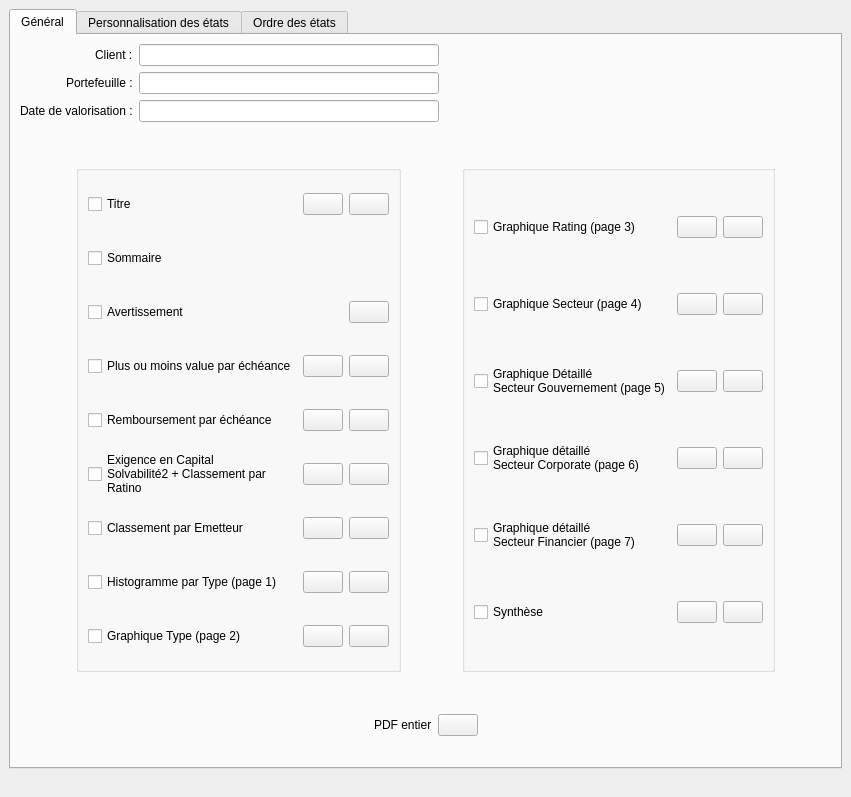
baptiste-pasquier/eurocorporate, file Gestionnaires/GestionnaireEtat.ui: the form before one commit.
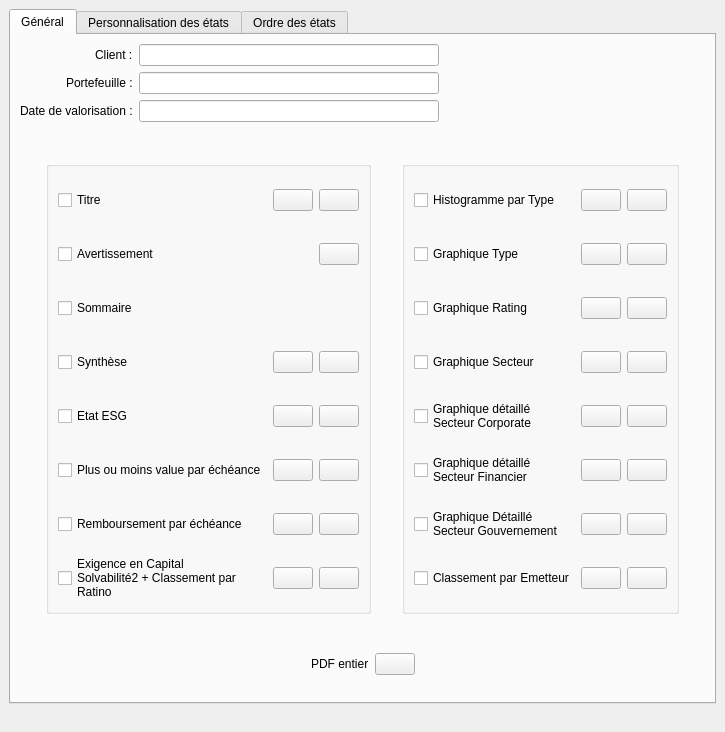
The form after the commit. Icons and pictures are not drawn.

```diff
--- a/Gestionnaires/GestionnaireEtat.ui
+++ b/Gestionnaires/GestionnaireEtat.ui
@@ -9,8 +9,8 @@
    <rect>
     <x>0</x>
     <y>0</y>
-    <width>851</width>
-    <height>797</height>
+    <width>725</width>
+    <height>732</height>
    </rect>
   </property>
   <property name="windowTitle">
@@ -164,8 +164,8 @@
              </property>
              <item>
               <layout class="QGridLayout" name="gridLayout_2">
-               <item row="3" column="0">
-                <widget class="QCheckBox" name="cb_echeplus">
+               <item row="8" column="0">
+                <widget class="QCheckBox" name="cb_exigence">
                  <property name="minimumSize">
                   <size>
                    <width>0</width>
@@ -173,12 +173,14 @@
                   </size>
                  </property>
                  <property name="text">
-                  <string>Plus ou moins value par échéance</string>
+                  <string>Exigence en Capital 
+Solvabilité2 + Classement par 
+Ratino</string>
                  </property>
                 </widget>
                </item>
-               <item row="6" column="2">
-                <widget class="QPushButton" name="btn_emetteurPDF">
+               <item row="0" column="2">
+                <widget class="QPushButton" name="btn_titrePDF">
                  <property name="toolTip">
                   <string>Générer un fichier PDF</string>
                  </property>
@@ -200,30 +202,122 @@
                  </property>
                 </widget>
                </item>
-               <item row="7" column="1">
-                <widget class="QPushButton" name="btn_histoType">
-                 <property name="toolTip">
-                  <string>Prévisualiser dans Access</string>
-                 </property>
-                 <property name="whatsThis">
-                  <string/>
-                 </property>
-                 <property name="text">
-                  <string/>
-                 </property>
-                 <property name="icon">
-                  <iconset resource="../ressources.qrc">
-                   <normaloff>:/ressources/img/view-48.png</normaloff>:/ressources/img/view-48.png</iconset>
-                 </property>
-                 <property name="iconSize">
-                  <size>
-                   <width>30</width>
-                   <height>30</height>
-                  </size>
-                 </property>
-                </widget>
-               </item>
                <item row="3" column="2">
+                <widget class="QPushButton" name="btn_synthesePDF">
+                 <property name="toolTip">
+                  <string>Générer un fichier PDF</string>
+                 </property>
+                 <property name="whatsThis">
+                  <string/>
+                 </property>
+                 <property name="text">
+                  <string/>
+                 </property>
+                 <property name="icon">
+                  <iconset resource="../ressources.qrc">
+                   <normaloff>:/ressources/img/pdf-48.png</normaloff>:/ressources/img/pdf-48.png</iconset>
+                 </property>
+                 <property name="iconSize">
+                  <size>
+                   <width>30</width>
+                   <height>30</height>
+                  </size>
+                 </property>
+                </widget>
+               </item>
+               <item row="1" column="2">
+                <widget class="QPushButton" name="btn_avertissementPDF">
+                 <property name="toolTip">
+                  <string>Ouvrir le fichier PDF</string>
+                 </property>
+                 <property name="whatsThis">
+                  <string/>
+                 </property>
+                 <property name="text">
+                  <string/>
+                 </property>
+                 <property name="icon">
+                  <iconset resource="../ressources.qrc">
+                   <normaloff>:/ressources/img/pdf-48.png</normaloff>:/ressources/img/pdf-48.png</iconset>
+                 </property>
+                 <property name="iconSize">
+                  <size>
+                   <width>30</width>
+                   <height>30</height>
+                  </size>
+                 </property>
+                </widget>
+               </item>
+               <item row="3" column="1">
+                <widget class="QPushButton" name="btn_synthese">
+                 <property name="toolTip">
+                  <string>Prévisualiser dans Access</string>
+                 </property>
+                 <property name="whatsThis">
+                  <string/>
+                 </property>
+                 <property name="text">
+                  <string/>
+                 </property>
+                 <property name="icon">
+                  <iconset resource="../ressources.qrc">
+                   <normaloff>:/ressources/img/view-48.png</normaloff>:/ressources/img/view-48.png</iconset>
+                 </property>
+                 <property name="iconSize">
+                  <size>
+                   <width>30</width>
+                   <height>30</height>
+                  </size>
+                 </property>
+                </widget>
+               </item>
+               <item row="8" column="2">
+                <widget class="QPushButton" name="btn_exigencePDF">
+                 <property name="toolTip">
+                  <string>Générer un fichier PDF</string>
+                 </property>
+                 <property name="whatsThis">
+                  <string/>
+                 </property>
+                 <property name="text">
+                  <string/>
+                 </property>
+                 <property name="icon">
+                  <iconset resource="../ressources.qrc">
+                   <normaloff>:/ressources/img/pdf-48.png</normaloff>:/ressources/img/pdf-48.png</iconset>
+                 </property>
+                 <property name="iconSize">
+                  <size>
+                   <width>30</width>
+                   <height>30</height>
+                  </size>
+                 </property>
+                </widget>
+               </item>
+               <item row="7" column="1">
+                <widget class="QPushButton" name="btn_echeancier">
+                 <property name="toolTip">
+                  <string>Prévisualiser dans Access</string>
+                 </property>
+                 <property name="whatsThis">
+                  <string/>
+                 </property>
+                 <property name="text">
+                  <string/>
+                 </property>
+                 <property name="icon">
+                  <iconset resource="../ressources.qrc">
+                   <normaloff>:/ressources/img/view-48.png</normaloff>:/ressources/img/view-48.png</iconset>
+                 </property>
+                 <property name="iconSize">
+                  <size>
+                   <width>30</width>
+                   <height>30</height>
+                  </size>
+                 </property>
+                </widget>
+               </item>
+               <item row="6" column="2">
                 <widget class="QPushButton" name="btn_echeplusPDF">
                  <property name="toolTip">
                   <string>Générer un fichier PDF</string>
@@ -246,43 +340,7 @@
                  </property>
                 </widget>
                </item>
-               <item row="8" column="0">
-                <widget class="QCheckBox" name="cb_gType">
-                 <property name="minimumSize">
-                  <size>
-                   <width>0</width>
-                   <height>48</height>
-                  </size>
-                 </property>
-                 <property name="text">
-                  <string>Graphique Type (page 2)</string>
-                 </property>
-                </widget>
-               </item>
-               <item row="4" column="2">
-                <widget class="QPushButton" name="btn_echeancierPDF">
-                 <property name="toolTip">
-                  <string>Générer un fichier PDF</string>
-                 </property>
-                 <property name="whatsThis">
-                  <string/>
-                 </property>
-                 <property name="text">
-                  <string/>
-                 </property>
-                 <property name="icon">
-                  <iconset resource="../ressources.qrc">
-                   <normaloff>:/ressources/img/pdf-48.png</normaloff>:/ressources/img/pdf-48.png</iconset>
-                 </property>
-                 <property name="iconSize">
-                  <size>
-                   <width>30</width>
-                   <height>30</height>
-                  </size>
-                 </property>
-                </widget>
-               </item>
-               <item row="5" column="1">
+               <item row="8" column="1">
                 <widget class="QPushButton" name="btn_exigence">
                  <property name="toolTip">
                   <string>Prévisualiser dans Access</string>
@@ -305,44 +363,8 @@
                  </property>
                 </widget>
                </item>
-               <item row="0" column="0">
-                <widget class="QCheckBox" name="cb_titre">
-                 <property name="minimumSize">
-                  <size>
-                   <width>0</width>
-                   <height>48</height>
-                  </size>
-                 </property>
-                 <property name="text">
-                  <string>Titre</string>
-                 </property>
-                </widget>
-               </item>
-               <item row="8" column="1">
-                <widget class="QPushButton" name="btn_gType">
-                 <property name="toolTip">
-                  <string>Prévisualiser dans Access</string>
-                 </property>
-                 <property name="whatsThis">
-                  <string/>
-                 </property>
-                 <property name="text">
-                  <string/>
-                 </property>
-                 <property name="icon">
-                  <iconset resource="../ressources.qrc">
-                   <normaloff>:/ressources/img/view-48.png</normaloff>:/ressources/img/view-48.png</iconset>
-                 </property>
-                 <property name="iconSize">
-                  <size>
-                   <width>30</width>
-                   <height>30</height>
-                  </size>
-                 </property>
-                </widget>
-               </item>
                <item row="7" column="2">
-                <widget class="QPushButton" name="btn_histoTypePDF">
+                <widget class="QPushButton" name="btn_echeancierPDF">
                  <property name="toolTip">
                   <string>Générer un fichier PDF</string>
                  </property>
@@ -364,43 +386,46 @@
                  </property>
                 </widget>
                </item>
+               <item row="6" column="0">
+                <widget class="QCheckBox" name="cb_echeplus">
+                 <property name="minimumSize">
+                  <size>
+                   <width>0</width>
+                   <height>48</height>
+                  </size>
+                 </property>
+                 <property name="text">
+                  <string>Plus ou moins value par échéance</string>
+                 </property>
+                </widget>
+               </item>
+               <item row="1" column="0">
+                <widget class="QCheckBox" name="cb_avertissement">
+                 <property name="minimumSize">
+                  <size>
+                   <width>0</width>
+                   <height>48</height>
+                  </size>
+                 </property>
+                 <property name="text">
+                  <string>Avertissement</string>
+                 </property>
+                </widget>
+               </item>
+               <item row="3" column="0">
+                <widget class="QCheckBox" name="cb_synthese">
+                 <property name="minimumSize">
+                  <size>
+                   <width>0</width>
+                   <height>48</height>
+                  </size>
+                 </property>
+                 <property name="text">
+                  <string>Synthèse</string>
+                 </property>
+                </widget>
+               </item>
                <item row="6" column="1">
-                <widget class="QPushButton" name="btn_emetteur">
-                 <property name="toolTip">
-                  <string>Prévisualiser dans Access</string>
-                 </property>
-                 <property name="whatsThis">
-                  <string/>
-                 </property>
-                 <property name="text">
-                  <string/>
-                 </property>
-                 <property name="icon">
-                  <iconset resource="../ressources.qrc">
-                   <normaloff>:/ressources/img/view-48.png</normaloff>:/ressources/img/view-48.png</iconset>
-                 </property>
-                 <property name="iconSize">
-                  <size>
-                   <width>30</width>
-                   <height>30</height>
-                  </size>
-                 </property>
-                </widget>
-               </item>
-               <item row="7" column="0">
-                <widget class="QCheckBox" name="cb_histoType">
-                 <property name="minimumSize">
-                  <size>
-                   <width>0</width>
-                   <height>48</height>
-                  </size>
-                 </property>
-                 <property name="text">
-                  <string>Histogramme par Type (page 1)</string>
-                 </property>
-                </widget>
-               </item>
-               <item row="3" column="1">
                 <widget class="QPushButton" name="btn_echeplus">
                  <property name="toolTip">
                   <string>Prévisualiser dans Access</string>
@@ -423,7 +448,43 @@
                  </property>
                 </widget>
                </item>
-               <item row="1" column="0">
+               <item row="0" column="1">
+                <widget class="QPushButton" name="btn_titre">
+                 <property name="toolTip">
+                  <string>Prévisualiser dans Access</string>
+                 </property>
+                 <property name="whatsThis">
+                  <string/>
+                 </property>
+                 <property name="text">
+                  <string/>
+                 </property>
+                 <property name="icon">
+                  <iconset resource="../ressources.qrc">
+                   <normaloff>:/ressources/img/view-48.png</normaloff>:/ressources/img/view-48.png</iconset>
+                 </property>
+                 <property name="iconSize">
+                  <size>
+                   <width>30</width>
+                   <height>30</height>
+                  </size>
+                 </property>
+                </widget>
+               </item>
+               <item row="0" column="0">
+                <widget class="QCheckBox" name="cb_titre">
+                 <property name="minimumSize">
+                  <size>
+                   <width>0</width>
+                   <height>48</height>
+                  </size>
+                 </property>
+                 <property name="text">
+                  <string>Titre</string>
+                 </property>
+                </widget>
+               </item>
+               <item row="2" column="0">
                 <widget class="QCheckBox" name="cb_sommaire">
                  <property name="minimumSize">
                   <size>
@@ -436,53 +497,7 @@
                  </property>
                 </widget>
                </item>
-               <item row="4" column="1">
-                <widget class="QPushButton" name="btn_echeancier">
-                 <property name="toolTip">
-                  <string>Prévisualiser dans Access</string>
-                 </property>
-                 <property name="whatsThis">
-                  <string/>
-                 </property>
-                 <property name="text">
-                  <string/>
-                 </property>
-                 <property name="icon">
-                  <iconset resource="../ressources.qrc">
-                   <normaloff>:/ressources/img/view-48.png</normaloff>:/ressources/img/view-48.png</iconset>
-                 </property>
-                 <property name="iconSize">
-                  <size>
-                   <width>30</width>
-                   <height>30</height>
-                  </size>
-                 </property>
-                </widget>
-               </item>
-               <item row="5" column="2">
-                <widget class="QPushButton" name="btn_exigencePDF">
-                 <property name="toolTip">
-                  <string>Générer un fichier PDF</string>
-                 </property>
-                 <property name="whatsThis">
-                  <string/>
-                 </property>
-                 <property name="text">
-                  <string/>
-                 </property>
-                 <property name="icon">
-                  <iconset resource="../ressources.qrc">
-                   <normaloff>:/ressources/img/pdf-48.png</normaloff>:/ressources/img/pdf-48.png</iconset>
-                 </property>
-                 <property name="iconSize">
-                  <size>
-                   <width>30</width>
-                   <height>30</height>
-                  </size>
-                 </property>
-                </widget>
-               </item>
-               <item row="4" column="0">
+               <item row="7" column="0">
                 <widget class="QCheckBox" name="cb_echeancier">
                  <property name="minimumSize">
                   <size>
@@ -495,8 +510,8 @@
                  </property>
                 </widget>
                </item>
-               <item row="6" column="0">
-                <widget class="QCheckBox" name="cb_emetteur">
+               <item row="4" column="0">
+                <widget class="QCheckBox" name="cb_synthese_2">
                  <property name="minimumSize">
                   <size>
                    <width>0</width>
@@ -504,63 +519,12 @@
                   </size>
                  </property>
                  <property name="text">
-                  <string>Classement par Emetteur</string>
+                  <string>Etat ESG</string>
                  </property>
                 </widget>
                </item>
-               <item row="5" column="0">
-                <widget class="QCheckBox" name="cb_exigence">
-                 <property name="minimumSize">
-                  <size>
-                   <width>0</width>
-                   <height>48</height>
-                  </size>
-                 </property>
-                 <property name="text">
-                  <string>Exigence en Capital 
-Solvabilité2 + Classement par 
-Ratino</string>
-                 </property>
-                </widget>
-               </item>
-               <item row="8" column="2">
-                <widget class="QPushButton" name="btn_gTypePDF">
-                 <property name="toolTip">
-                  <string>Générer un fichier PDF</string>
-                 </property>
-                 <property name="whatsThis">
-                  <string/>
-                 </property>
-                 <property name="text">
-                  <string/>
-                 </property>
-                 <property name="icon">
-                  <iconset resource="../ressources.qrc">
-                   <normaloff>:/ressources/img/pdf-48.png</normaloff>:/ressources/img/pdf-48.png</iconset>
-                 </property>
-                 <property name="iconSize">
-                  <size>
-                   <width>30</width>
-                   <height>30</height>
-                  </size>
-                 </property>
-                </widget>
-               </item>
-               <item row="2" column="0">
-                <widget class="QCheckBox" name="cb_avertissement">
-                 <property name="minimumSize">
-                  <size>
-                   <width>0</width>
-                   <height>48</height>
-                  </size>
-                 </property>
-                 <property name="text">
-                  <string>Avertissement</string>
-                 </property>
-                </widget>
-               </item>
-               <item row="0" column="1">
-                <widget class="QPushButton" name="btn_titre">
+               <item row="4" column="1">
+                <widget class="QPushButton" name="btn_ESG">
                  <property name="toolTip">
                   <string>Prévisualiser dans Access</string>
                  </property>
@@ -582,8 +546,8 @@
                  </property>
                 </widget>
                </item>
-               <item row="0" column="2">
-                <widget class="QPushButton" name="btn_titrePDF">
+               <item row="4" column="2">
+                <widget class="QPushButton" name="btn_ESGPDF">
                  <property name="toolTip">
                   <string>Générer un fichier PDF</string>
                  </property>
@@ -605,29 +569,6 @@
                  </property>
                 </widget>
                </item>
-               <item row="2" column="2">
-                <widget class="QPushButton" name="btn_avertissementPDF">
-                 <property name="toolTip">
-                  <string>Ouvrir le fichier PDF</string>
-                 </property>
-                 <property name="whatsThis">
-                  <string/>
-                 </property>
-                 <property name="text">
-                  <string/>
-                 </property>
-                 <property name="icon">
-                  <iconset resource="../ressources.qrc">
-                   <normaloff>:/ressources/img/pdf-48.png</normaloff>:/ressources/img/pdf-48.png</iconset>
-                 </property>
-                 <property name="iconSize">
-                  <size>
-                   <width>30</width>
-                   <height>30</height>
-                  </size>
-                 </property>
-                </widget>
-               </item>
               </layout>
              </item>
             </layout>
@@ -654,43 +595,7 @@
             <layout class="QHBoxLayout" name="horizontalLayout_3">
              <item>
               <layout class="QGridLayout" name="gridLayout_7">
-               <item row="0" column="0">
-                <widget class="QCheckBox" name="cb_gRating">
-                 <property name="minimumSize">
-                  <size>
-                   <width>0</width>
-                   <height>48</height>
-                  </size>
-                 </property>
-                 <property name="text">
-                  <string>Graphique Rating (page 3)</string>
-                 </property>
-                </widget>
-               </item>
-               <item row="0" column="1">
-                <widget class="QPushButton" name="btn_gRating">
-                 <property name="toolTip">
-                  <string>Prévisualiser dans Access</string>
-                 </property>
-                 <property name="whatsThis">
-                  <string/>
-                 </property>
-                 <property name="text">
-                  <string/>
-                 </property>
-                 <property name="icon">
-                  <iconset resource="../ressources.qrc">
-                   <normaloff>:/ressources/img/view-48.png</normaloff>:/ressources/img/view-48.png</iconset>
-                 </property>
-                 <property name="iconSize">
-                  <size>
-                   <width>30</width>
-                   <height>30</height>
-                  </size>
-                 </property>
-                </widget>
-               </item>
-               <item row="0" column="2">
+               <item row="2" column="2">
                 <widget class="QPushButton" name="btn_gRatingPDF">
                  <property name="toolTip">
                   <string>Générer un fichier PDF</string>
@@ -713,20 +618,7 @@
                  </property>
                 </widget>
                </item>
-               <item row="1" column="0">
-                <widget class="QCheckBox" name="cb_gSecteur">
-                 <property name="minimumSize">
-                  <size>
-                   <width>0</width>
-                   <height>48</height>
-                  </size>
-                 </property>
-                 <property name="text">
-                  <string>Graphique Secteur (page 4)</string>
-                 </property>
-                </widget>
-               </item>
-               <item row="1" column="1">
+               <item row="3" column="1">
                 <widget class="QPushButton" name="btn_gSecteur">
                  <property name="toolTip">
                   <string>Prévisualiser dans Access</string>
@@ -749,30 +641,7 @@
                  </property>
                 </widget>
                </item>
-               <item row="1" column="2">
-                <widget class="QPushButton" name="btn_gSecteurPDF">
-                 <property name="toolTip">
-                  <string>Générer un fichier PDF</string>
-                 </property>
-                 <property name="whatsThis">
-                  <string/>
-                 </property>
-                 <property name="text">
-                  <string/>
-                 </property>
-                 <property name="icon">
-                  <iconset resource="../ressources.qrc">
-                   <normaloff>:/ressources/img/pdf-48.png</normaloff>:/ressources/img/pdf-48.png</iconset>
-                 </property>
-                 <property name="iconSize">
-                  <size>
-                   <width>30</width>
-                   <height>30</height>
-                  </size>
-                 </property>
-                </widget>
-               </item>
-               <item row="2" column="0">
+               <item row="7" column="0">
                 <widget class="QCheckBox" name="cb_gGovnt">
                  <property name="minimumSize">
                   <size>
@@ -782,58 +651,12 @@
                  </property>
                  <property name="text">
                   <string>Graphique Détaillé
-Secteur Gouvernement (page 5)</string>
+Secteur Gouvernement</string>
                  </property>
                 </widget>
                </item>
-               <item row="2" column="1">
-                <widget class="QPushButton" name="btn_gGovnt">
-                 <property name="toolTip">
-                  <string>Prévisualiser dans Access</string>
-                 </property>
-                 <property name="whatsThis">
-                  <string/>
-                 </property>
-                 <property name="text">
-                  <string/>
-                 </property>
-                 <property name="icon">
-                  <iconset resource="../ressources.qrc">
-                   <normaloff>:/ressources/img/view-48.png</normaloff>:/ressources/img/view-48.png</iconset>
-                 </property>
-                 <property name="iconSize">
-                  <size>
-                   <width>30</width>
-                   <height>30</height>
-                  </size>
-                 </property>
-                </widget>
-               </item>
-               <item row="2" column="2">
-                <widget class="QPushButton" name="btn_gGovntPDF">
-                 <property name="toolTip">
-                  <string>Générer un fichier PDF</string>
-                 </property>
-                 <property name="whatsThis">
-                  <string/>
-                 </property>
-                 <property name="text">
-                  <string/>
-                 </property>
-                 <property name="icon">
-                  <iconset resource="../ressources.qrc">
-                   <normaloff>:/ressources/img/pdf-48.png</normaloff>:/ressources/img/pdf-48.png</iconset>
-                 </property>
-                 <property name="iconSize">
-                  <size>
-                   <width>30</width>
-                   <height>30</height>
-                  </size>
-                 </property>
-                </widget>
-               </item>
-               <item row="3" column="0">
-                <widget class="QCheckBox" name="cb_gCorp">
+               <item row="6" column="0">
+                <widget class="QCheckBox" name="cb_gFin">
                  <property name="minimumSize">
                   <size>
                    <width>0</width>
@@ -842,11 +665,11 @@
                  </property>
                  <property name="text">
                   <string>Graphique détaillé
-Secteur Corporate (page 6)</string>
+Secteur Financier</string>
                  </property>
                 </widget>
                </item>
-               <item row="3" column="1">
+               <item row="5" column="1">
                 <widget class="QPushButton" name="btn_gCorp">
                  <property name="toolTip">
                   <string>Prévisualiser dans Access</string>
@@ -869,7 +692,174 @@
                  </property>
                 </widget>
                </item>
+               <item row="3" column="0">
+                <widget class="QCheckBox" name="cb_gSecteur">
+                 <property name="minimumSize">
+                  <size>
+                   <width>0</width>
+                   <height>48</height>
+                  </size>
+                 </property>
+                 <property name="text">
+                  <string>Graphique Secteur</string>
+                 </property>
+                </widget>
+               </item>
+               <item row="8" column="0">
+                <widget class="QCheckBox" name="cb_emetteur">
+                 <property name="minimumSize">
+                  <size>
+                   <width>0</width>
+                   <height>48</height>
+                  </size>
+                 </property>
+                 <property name="text">
+                  <string>Classement par Emetteur</string>
+                 </property>
+                </widget>
+               </item>
                <item row="3" column="2">
+                <widget class="QPushButton" name="btn_gSecteurPDF">
+                 <property name="toolTip">
+                  <string>Générer un fichier PDF</string>
+                 </property>
+                 <property name="whatsThis">
+                  <string/>
+                 </property>
+                 <property name="text">
+                  <string/>
+                 </property>
+                 <property name="icon">
+                  <iconset resource="../ressources.qrc">
+                   <normaloff>:/ressources/img/pdf-48.png</normaloff>:/ressources/img/pdf-48.png</iconset>
+                 </property>
+                 <property name="iconSize">
+                  <size>
+                   <width>30</width>
+                   <height>30</height>
+                  </size>
+                 </property>
+                </widget>
+               </item>
+               <item row="2" column="1">
+                <widget class="QPushButton" name="btn_gRating">
+                 <property name="toolTip">
+                  <string>Prévisualiser dans Access</string>
+                 </property>
+                 <property name="whatsThis">
+                  <string/>
+                 </property>
+                 <property name="text">
+                  <string/>
+                 </property>
+                 <property name="icon">
+                  <iconset resource="../ressources.qrc">
+                   <normaloff>:/ressources/img/view-48.png</normaloff>:/ressources/img/view-48.png</iconset>
+                 </property>
+                 <property name="iconSize">
+                  <size>
+                   <width>30</width>
+                   <height>30</height>
+                  </size>
+                 </property>
+                </widget>
+               </item>
+               <item row="2" column="0">
+                <widget class="QCheckBox" name="cb_gRating">
+                 <property name="minimumSize">
+                  <size>
+                   <width>0</width>
+                   <height>48</height>
+                  </size>
+                 </property>
+                 <property name="text">
+                  <string>Graphique Rating</string>
+                 </property>
+                </widget>
+               </item>
+               <item row="6" column="2">
+                <widget class="QPushButton" name="btn_gFinPDF">
+                 <property name="toolTip">
+                  <string>Générer un fichier PDF</string>
+                 </property>
+                 <property name="whatsThis">
+                  <string/>
+                 </property>
+                 <property name="text">
+                  <string/>
+                 </property>
+                 <property name="icon">
+                  <iconset resource="../ressources.qrc">
+                   <normaloff>:/ressources/img/pdf-48.png</normaloff>:/ressources/img/pdf-48.png</iconset>
+                 </property>
+                 <property name="iconSize">
+                  <size>
+                   <width>30</width>
+                   <height>30</height>
+                  </size>
+                 </property>
+                </widget>
+               </item>
+               <item row="1" column="0">
+                <widget class="QCheckBox" name="cb_gType">
+                 <property name="minimumSize">
+                  <size>
+                   <width>0</width>
+                   <height>48</height>
+                  </size>
+                 </property>
+                 <property name="text">
+                  <string>Graphique Type</string>
+                 </property>
+                </widget>
+               </item>
+               <item row="1" column="2">
+                <widget class="QPushButton" name="btn_gTypePDF">
+                 <property name="toolTip">
+                  <string>Générer un fichier PDF</string>
+                 </property>
+                 <property name="whatsThis">
+                  <string/>
+                 </property>
+                 <property name="text">
+                  <string/>
+                 </property>
+                 <property name="icon">
+                  <iconset resource="../ressources.qrc">
+                   <normaloff>:/ressources/img/pdf-48.png</normaloff>:/ressources/img/pdf-48.png</iconset>
+                 </property>
+                 <property name="iconSize">
+                  <size>
+                   <width>30</width>
+                   <height>30</height>
+                  </size>
+                 </property>
+                </widget>
+               </item>
+               <item row="7" column="1">
+                <widget class="QPushButton" name="btn_gGovnt">
+                 <property name="toolTip">
+                  <string>Prévisualiser dans Access</string>
+                 </property>
+                 <property name="whatsThis">
+                  <string/>
+                 </property>
+                 <property name="text">
+                  <string/>
+                 </property>
+                 <property name="icon">
+                  <iconset resource="../ressources.qrc">
+                   <normaloff>:/ressources/img/view-48.png</normaloff>:/ressources/img/view-48.png</iconset>
+                 </property>
+                 <property name="iconSize">
+                  <size>
+                   <width>30</width>
+                   <height>30</height>
+                  </size>
+                 </property>
+                </widget>
+               </item>
+               <item row="5" column="2">
                 <widget class="QPushButton" name="btn_gCorpPDF">
                  <property name="toolTip">
                   <string>Générer un fichier PDF</string>
@@ -892,21 +882,7 @@
                  </property>
                 </widget>
                </item>
-               <item row="4" column="0">
-                <widget class="QCheckBox" name="cb_gFin">
-                 <property name="minimumSize">
-                  <size>
-                   <width>0</width>
-                   <height>48</height>
-                  </size>
-                 </property>
-                 <property name="text">
-                  <string>Graphique détaillé
-Secteur Financier (page 7)</string>
-                 </property>
-                </widget>
-               </item>
-               <item row="4" column="1">
+               <item row="6" column="1">
                 <widget class="QPushButton" name="btn_gFin">
                  <property name="toolTip">
                   <string>Prévisualiser dans Access</string>
@@ -929,8 +905,8 @@
                  </property>
                 </widget>
                </item>
-               <item row="4" column="2">
-                <widget class="QPushButton" name="btn_gFinPDF">
+               <item row="7" column="2">
+                <widget class="QPushButton" name="btn_gGovntPDF">
                  <property name="toolTip">
                   <string>Générer un fichier PDF</string>
                  </property>
@@ -953,7 +929,7 @@
                 </widget>
                </item>
                <item row="5" column="0">
-                <widget class="QCheckBox" name="cb_synthese">
+                <widget class="QCheckBox" name="cb_gCorp">
                  <property name="minimumSize">
                   <size>
                    <width>0</width>
@@ -961,13 +937,37 @@
                   </size>
                  </property>
                  <property name="text">
-                  <string>Synthèse</string>
+                  <string>Graphique détaillé
+Secteur Corporate</string>
                  </property>
                 </widget>
                </item>
-               <item row="5" column="1">
-                <widget class="QPushButton" name="btn_synthese">
+               <item row="8" column="2">
+                <widget class="QPushButton" name="btn_emetteurPDF">
                  <property name="toolTip">
+                  <string>Générer un fichier PDF</string>
+                 </property>
+                 <property name="whatsThis">
+                  <string/>
+                 </property>
+                 <property name="text">
+                  <string/>
+                 </property>
+                 <property name="icon">
+                  <iconset resource="../ressources.qrc">
+                   <normaloff>:/ressources/img/pdf-48.png</normaloff>:/ressources/img/pdf-48.png</iconset>
+                 </property>
+                 <property name="iconSize">
+                  <size>
+                   <width>30</width>
+                   <height>30</height>
+                  </size>
+                 </property>
+                </widget>
+               </item>
+               <item row="1" column="1">
+                <widget class="QPushButton" name="btn_gType">
+                 <property name="toolTip">
                   <string>Prévisualiser dans Access</string>
                  </property>
                  <property name="whatsThis">
@@ -988,8 +988,67 @@
                  </property>
                 </widget>
                </item>
-               <item row="5" column="2">
-                <widget class="QPushButton" name="btn_synthesePDF">
+               <item row="8" column="1">
+                <widget class="QPushButton" name="btn_emetteur">
+                 <property name="toolTip">
+                  <string>Prévisualiser dans Access</string>
+                 </property>
+                 <property name="whatsThis">
+                  <string/>
+                 </property>
+                 <property name="text">
+                  <string/>
+                 </property>
+                 <property name="icon">
+                  <iconset resource="../ressources.qrc">
+                   <normaloff>:/ressources/img/view-48.png</normaloff>:/ressources/img/view-48.png</iconset>
+                 </property>
+                 <property name="iconSize">
+                  <size>
+                   <width>30</width>
+                   <height>30</height>
+                  </size>
+                 </property>
+                </widget>
+               </item>
+               <item row="0" column="0">
+                <widget class="QCheckBox" name="cb_histoType">
+                 <property name="minimumSize">
+                  <size>
+                   <width>0</width>
+                   <height>48</height>
+                  </size>
+                 </property>
+                 <property name="text">
+                  <string>Histogramme par Type</string>
+                 </property>
+                </widget>
+               </item>
+               <item row="0" column="1">
+                <widget class="QPushButton" name="btn_histoType">
+                 <property name="toolTip">
+                  <string>Prévisualiser dans Access</string>
+                 </property>
+                 <property name="whatsThis">
+                  <string/>
+                 </property>
+                 <property name="text">
+                  <string/>
+                 </property>
+                 <property name="icon">
+                  <iconset resource="../ressources.qrc">
+                   <normaloff>:/ressources/img/view-48.png</normaloff>:/ressources/img/view-48.png</iconset>
+                 </property>
+                 <property name="iconSize">
+                  <size>
+                   <width>30</width>
+                   <height>30</height>
+                  </size>
+                 </property>
+                </widget>
+               </item>
+               <item row="0" column="2">
+                <widget class="QPushButton" name="btn_histoTypePDF">
                  <property name="toolTip">
                   <string>Générer un fichier PDF</string>
                  </property>
```
Left out of the diff: 725 changed lines with no effect on the pictures.
